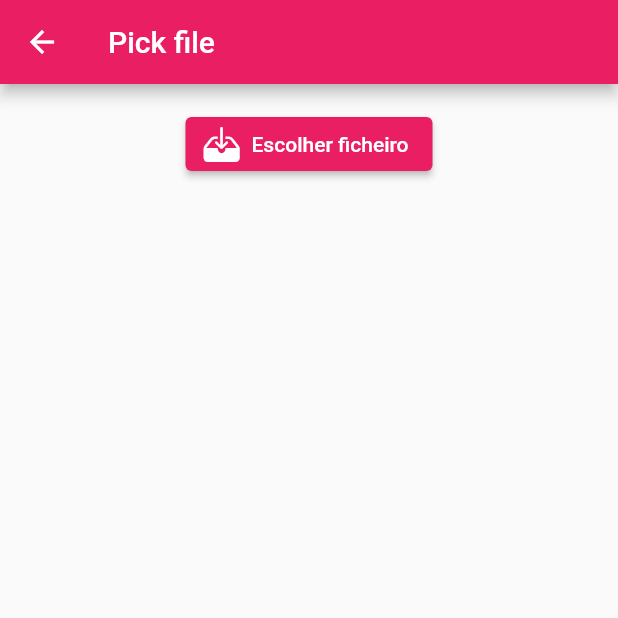
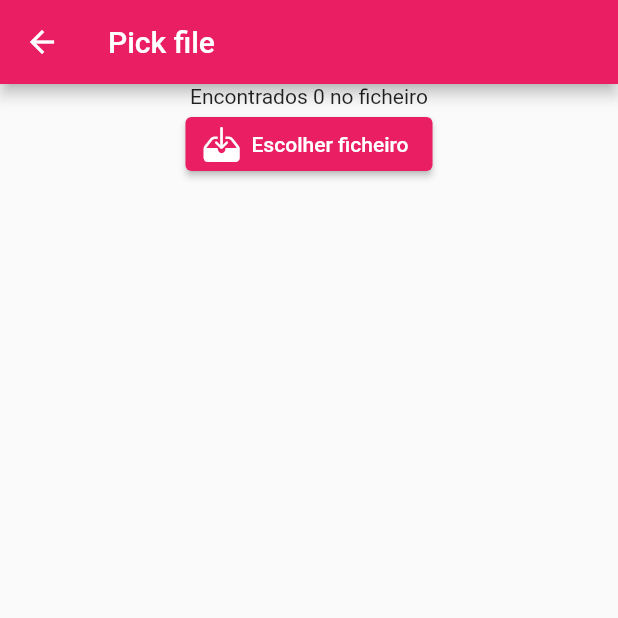
Before and after one commit to dmrraiscte/ES-2023-2Sem-Quarta-Feira-LEI-GrupoG, a Flutter app: the PickFile screen opened by its route, after a tap on "Escolher ficheiro", on a phone screen of 412 x 824 dp, the top half of it. Run offline on Flutter 3.47's test engine with Material 2 defaults, Android fonts, the phone set to English and light mode, and no system bars; our stand-ins replace file_picker, syncfusion_flutter_calendar, tuple.

Commit message:
#4 Add documentation

````diff
--- a/lib/screens/pickfile.dart
+++ b/lib/screens/pickfile.dart
@@ -1,11 +1,6 @@
-import 'dart:convert';
-
-import 'package:calendar_manager/models/event_model.dart';
 import 'package:calendar_manager/utils/utils.dart';
-import 'package:file_picker/file_picker.dart';
 import 'package:flutter/cupertino.dart';
 import 'package:flutter/material.dart';
-import 'package:tuple/tuple.dart';
 
 class PickFile extends StatefulWidget {
   const PickFile({super.key});
@@ -28,34 +23,11 @@ class _PickFileState extends State<PickFile> {
             Text(myText),
             ElevatedButton.icon(
                 onPressed: () async {
-                  var allowedExtensions = ['csv', 'json'];
-                  FilePickerResult? result = await FilePicker.platform
-                      .pickFiles(
-                          type: FileType.custom,
-                          allowedExtensions: allowedExtensions);
-
-                  if (result != null) {
-                    PlatformFile file = result.files.first;
-                    if (allowedExtensions.contains(file.extension)) {
-                      var data = utf8.decode(file.bytes!);
-                      Tuple2<String, List<Event>>? conversionResult;
-                      switch (file.extension) {
-                        case 'csv':
-                          conversionResult = Util.fromCSVToJSON(data);
-                          break;
-                        case 'json':
-                          conversionResult = Util.fromJsonToCSV(data);
-                          break;
-                      }
-                      setState(() {
-                        myText =
-                            "Encontrados ${conversionResult!.item2.length.toString()} no ficheiro ${file.name}";
-                      });
-                    } else {
-                      // Show unrecognized file extension message
-                      print("Unrecognized file extension");
-                    }
-                  }
+                  var events = await Util.getEventsFromFile();
+                  setState(() {
+                    myText =
+                        "Encontrados ${events.length.toString()} no ficheiro";
+                  });
                 },
                 icon: const Icon(CupertinoIcons.tray_arrow_down_fill),
                 label: const Text("Escolher ficheiro")),
--- a/lib/utils/utils.dart
+++ b/lib/utils/utils.dart
@@ -1,5 +1,6 @@
 import 'dart:convert';
 import 'package:calendar_manager/models/event_model.dart';
+import 'package:file_picker/file_picker.dart';
 import 'package:tuple/tuple.dart';
 import 'package:http/http.dart' as http;
 
@@ -47,6 +48,40 @@ class Util {
     return Tuple2(csvData, events);
   }
 
+  /// __Returns a List\<Event\> from file ['csv', 'json'].__
+  ///
+  /// * Open default system dialog to pick a file with the allowed extensions ['csv', 'json'].
+  /// * Converts it to List<Event>
+  /// * If the chosen file doesn't contain a valid extension, an empty list is returned.
+  ///
+  /// ```dart
+  /// ElevatedButton.icon(
+  ///    onPressed: () async {
+  ///       await Util.getEventsFromFile();
+  ///    },
+  ///  icon: const Icon(CupertinoIcons.tray_arrow_down_fill),
+  ///  label: const Text("Escolher ficheiro")),
+  /// ```
+  static Future<List<Event>> getEventsFromFile() async {
+    var allowedExtensions = ['csv', 'json'];
+    FilePickerResult? result = await FilePicker.platform
+        .pickFiles(type: FileType.custom, allowedExtensions: allowedExtensions);
+
+    if (result != null) {
+      PlatformFile file = result.files.first;
+      if (allowedExtensions.contains(file.extension)) {
+        var data = utf8.decode(file.bytes!);
+        switch (file.extension) {
+          case 'csv':
+            return Util.fromCSVToJSON(data).item2;
+          case 'json':
+            return Util.fromJsonToCSV(data).item2;
+        }
+      }
+    }
+    return <Event>[];
+  }
+
   /// __Returns a List\<Event\> from [url] file.__
   ///
   /// * Makes an HTTP GET request at given [url], downloads the file and converts it to List<Event>.
````
